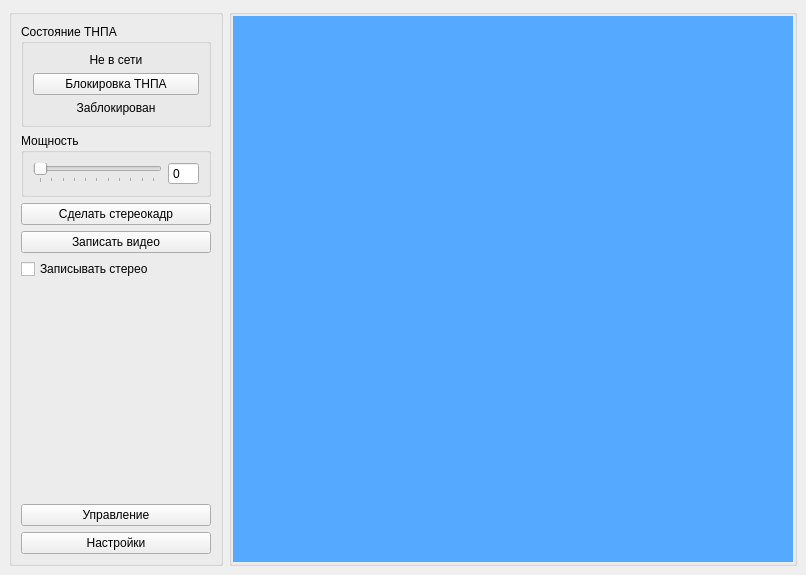
Before: the Qt Designer form mainwindow.ui in SevR0V/Chersonesos, drawn with Qt 5.
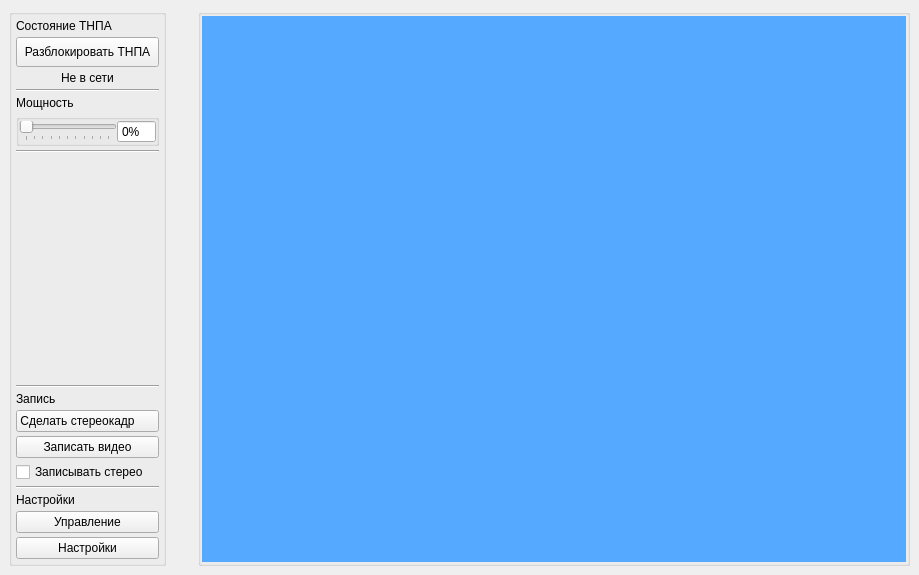
After: the same form once the commit is applied. Icons and pictures are not drawn.

Diff of the .ui file:
```diff
--- a/mainwindow.ui
+++ b/mainwindow.ui
@@ -6,7 +6,7 @@
    <rect>
     <x>0</x>
     <y>0</y>
-    <width>806</width>
+    <width>919</width>
     <height>575</height>
    </rect>
   </property>
@@ -24,86 +24,143 @@
     <item>
      <widget class="QGroupBox" name="groupBox_2">
       <property name="sizePolicy">
-       <sizepolicy hsizetype="Minimum" vsizetype="Minimum">
+       <sizepolicy hsizetype="Maximum" vsizetype="Preferred">
         <horstretch>0</horstretch>
         <verstretch>0</verstretch>
        </sizepolicy>
       </property>
-      <property name="maximumSize">
-       <size>
-        <width>249</width>
-        <height>16777215</height>
-       </size>
-      </property>
-      <property name="title">
-       <string/>
-      </property>
-      <layout class="QVBoxLayout" name="verticalLayout_2">
+      <layout class="QVBoxLayout" name="verticalLayout">
+       <property name="spacing">
+        <number>4</number>
+       </property>
+       <property name="sizeConstraint">
+        <enum>QLayout::SizeConstraint::SetMinimumSize</enum>
+       </property>
+       <property name="leftMargin">
+        <number>4</number>
+       </property>
+       <property name="topMargin">
+        <number>4</number>
+       </property>
+       <property name="rightMargin">
+        <number>4</number>
+       </property>
+       <property name="bottomMargin">
+        <number>4</number>
+       </property>
        <item>
-        <widget class="QGroupBox" name="groupBox_4">
-         <property name="title">
+        <widget class="QLabel" name="rovStateLabel">
+         <property name="text">
           <string>Состояние ТНПА</string>
          </property>
-         <layout class="QVBoxLayout" name="verticalLayout">
-          <item>
-           <widget class="QLabel" name="onlineLable">
-            <property name="minimumSize">
-             <size>
-              <width>0</width>
-              <height>0</height>
-             </size>
-            </property>
-            <property name="maximumSize">
-             <size>
-              <width>217</width>
-              <height>16777215</height>
-             </size>
-            </property>
-            <property name="text">
-             <string>Не в сети</string>
-            </property>
-            <property name="alignment">
-             <set>Qt::AlignmentFlag::AlignCenter</set>
-            </property>
-           </widget>
-          </item>
-          <item>
-           <widget class="QPushButton" name="masterButton">
-            <property name="text">
-             <string>Блокировка ТНПА</string>
-            </property>
-           </widget>
-          </item>
-          <item>
-           <widget class="QLabel" name="masterLabel">
-            <property name="maximumSize">
-             <size>
-              <width>217</width>
-              <height>16777215</height>
-             </size>
-            </property>
-            <property name="text">
-             <string>Заблокирован</string>
-            </property>
-            <property name="alignment">
-             <set>Qt::AlignmentFlag::AlignCenter</set>
-            </property>
-           </widget>
-          </item>
-         </layout>
+         <property name="textFormat">
+          <enum>Qt::TextFormat::AutoText</enum>
+         </property>
+         <property name="textInteractionFlags">
+          <set>Qt::TextInteractionFlag::NoTextInteraction</set>
+         </property>
         </widget>
        </item>
        <item>
-        <widget class="QGroupBox" name="groupBox">
-         <property name="title">
+        <widget class="QPushButton" name="masterButton">
+         <property name="sizePolicy">
+          <sizepolicy hsizetype="Maximum" vsizetype="Fixed">
+           <horstretch>0</horstretch>
+           <verstretch>0</verstretch>
+          </sizepolicy>
+         </property>
+         <property name="minimumSize">
+          <size>
+           <width>0</width>
+           <height>30</height>
+          </size>
+         </property>
+         <property name="maximumSize">
+          <size>
+           <width>176</width>
+           <height>16777215</height>
+          </size>
+         </property>
+         <property name="text">
+          <string>Разблокировать ТНПА</string>
+         </property>
+         <property name="icon">
+          <iconset>
+           <normaloff>Resources/Icons/Pictogrammers-Material-Lock-outline.ico</normaloff>Resources/Icons/Pictogrammers-Material-Lock-outline.ico</iconset>
+         </property>
+        </widget>
+       </item>
+       <item>
+        <widget class="QLabel" name="onlineLable">
+         <property name="minimumSize">
+          <size>
+           <width>0</width>
+           <height>0</height>
+          </size>
+         </property>
+         <property name="maximumSize">
+          <size>
+           <width>217</width>
+           <height>16777215</height>
+          </size>
+         </property>
+         <property name="text">
+          <string>Не в сети</string>
+         </property>
+         <property name="alignment">
+          <set>Qt::AlignmentFlag::AlignCenter</set>
+         </property>
+        </widget>
+       </item>
+       <item>
+        <widget class="Line" name="line_3">
+         <property name="orientation">
+          <enum>Qt::Orientation::Horizontal</enum>
+         </property>
+        </widget>
+       </item>
+       <item>
+        <widget class="QLabel" name="powerLabel">
+         <property name="text">
           <string>Мощность</string>
          </property>
+         <property name="textFormat">
+          <enum>Qt::TextFormat::AutoText</enum>
+         </property>
+         <property name="textInteractionFlags">
+          <set>Qt::TextInteractionFlag::NoTextInteraction</set>
+         </property>
+        </widget>
+       </item>
+       <item>
+        <widget class="QGroupBox" name="powerGroupBox">
+         <property name="sizePolicy">
+          <sizepolicy hsizetype="Minimum" vsizetype="Preferred">
+           <horstretch>0</horstretch>
+           <verstretch>0</verstretch>
+          </sizepolicy>
+         </property>
          <layout class="QHBoxLayout" name="horizontalLayout">
+          <property name="spacing">
+           <number>0</number>
+          </property>
+          <property name="leftMargin">
+           <number>0</number>
+          </property>
+          <property name="topMargin">
+           <number>0</number>
+          </property>
+          <property name="rightMargin">
+           <number>0</number>
+          </property>
+          <property name="bottomMargin">
+           <number>0</number>
+          </property>
           <item>
            <widget class="QSlider" name="powerSlider">
             <property name="maximumSize">
              <size>
-              <width>144</width>
+              <width>128</width>
               <height>16777215</height>
              </size>
             </property>
@@ -123,6 +180,12 @@
           </item>
           <item>
            <widget class="QSpinBox" name="powerSpinBox">
+            <property name="maximumSize">
+             <size>
+              <width>39</width>
+              <height>16777215</height>
+             </size>
+            </property>
             <property name="readOnly">
              <bool>true</bool>
             </property>
@@ -132,6 +195,9 @@
             <property name="keyboardTracking">
              <bool>false</bool>
             </property>
+            <property name="suffix">
+             <string>%</string>
+            </property>
             <property name="maximum">
              <number>100</number>
             </property>
@@ -140,16 +206,65 @@
          </layout>
         </widget>
        </item>
+       <item>
+        <widget class="Line" name="powerBotLine">
+         <property name="orientation">
+          <enum>Qt::Orientation::Horizontal</enum>
+         </property>
+        </widget>
+       </item>
+       <item>
+        <spacer name="verticalSpacer">
+         <property name="orientation">
+          <enum>Qt::Orientation::Vertical</enum>
+         </property>
+         <property name="sizeType">
+          <enum>QSizePolicy::Policy::Expanding</enum>
+         </property>
+         <property name="sizeHint" stdset="0">
+          <size>
+           <width>17</width>
+           <height>37</height>
+          </size>
+         </property>
+        </spacer>
+       </item>
+       <item>
+        <widget class="Line" name="line_2">
+         <property name="orientation">
+          <enum>Qt::Orientation::Horizontal</enum>
+         </property>
+        </widget>
+       </item>
+       <item>
+        <widget class="QLabel" name="recordLabel">
+         <property name="text">
+          <string>Запись</string>
+         </property>
+         <property name="textFormat">
+          <enum>Qt::TextFormat::AutoText</enum>
+         </property>
+         <property name="textInteractionFlags">
+          <set>Qt::TextInteractionFlag::NoTextInteraction</set>
+         </property>
+        </widget>
+       </item>
        <item>
         <widget class="QPushButton" name="takeStereoframeButton">
+         <property name="sizePolicy">
+          <sizepolicy hsizetype="Maximum" vsizetype="Fixed">
+           <horstretch>0</horstretch>
+           <verstretch>0</verstretch>
+          </sizepolicy>
+         </property>
          <property name="maximumSize">
           <size>
-           <width>219</width>
+           <width>176</width>
            <height>16777215</height>
           </size>
          </property>
          <property name="text">
-          <string>Сделать стереокадр</string>
+          <string>Сделать стереокадр      </string>
          </property>
          <property name="icon">
           <iconset theme="QIcon::ThemeIcon::CameraPhoto"/>
@@ -170,9 +285,15 @@
        </item>
        <item>
         <widget class="QPushButton" name="startRecordButton">
+         <property name="sizePolicy">
+          <sizepolicy hsizetype="Maximum" vsizetype="Fixed">
+           <horstretch>0</horstretch>
+           <verstretch>0</verstretch>
+          </sizepolicy>
+         </property>
          <property name="maximumSize">
           <size>
-           <width>219</width>
+           <width>176</width>
            <height>16777215</height>
           </size>
          </property>
@@ -204,26 +325,36 @@
         </widget>
        </item>
        <item>
-        <spacer name="verticalSpacer">
+        <widget class="Line" name="line">
          <property name="orientation">
-          <enum>Qt::Orientation::Vertical</enum>
+          <enum>Qt::Orientation::Horizontal</enum>
          </property>
-         <property name="sizeType">
-          <enum>QSizePolicy::Policy::Expanding</enum>
+        </widget>
+       </item>
+       <item>
+        <widget class="QLabel" name="settingsLabel">
+         <property name="text">
+          <string>Настройки</string>
          </property>
-         <property name="sizeHint" stdset="0">
-          <size>
-           <width>20</width>
-           <height>40</height>
-          </size>
+         <property name="textFormat">
+          <enum>Qt::TextFormat::AutoText</enum>
          </property>
-        </spacer>
+         <property name="textInteractionFlags">
+          <set>Qt::TextInteractionFlag::NoTextInteraction</set>
+         </property>
+        </widget>
        </item>
        <item>
         <widget class="QPushButton" name="controlsButton">
+         <property name="sizePolicy">
+          <sizepolicy hsizetype="Maximum" vsizetype="Fixed">
+           <horstretch>0</horstretch>
+           <verstretch>0</verstretch>
+          </sizepolicy>
+         </property>
          <property name="maximumSize">
           <size>
-           <width>219</width>
+           <width>176</width>
            <height>16777215</height>
           </size>
          </property>
@@ -246,9 +377,15 @@
        </item>
        <item>
         <widget class="QPushButton" name="settingsButton">
+         <property name="sizePolicy">
+          <sizepolicy hsizetype="Maximum" vsizetype="Fixed">
+           <horstretch>0</horstretch>
+           <verstretch>0</verstretch>
+          </sizepolicy>
+         </property>
          <property name="maximumSize">
           <size>
-           <width>219</width>
+           <width>176</width>
            <height>16777215</height>
           </size>
          </property>
@@ -272,6 +409,34 @@
       </layout>
      </widget>
     </item>
+    <item>
+     <widget class="QPushButton" name="hideShowButton">
+      <property name="sizePolicy">
+       <sizepolicy hsizetype="Fixed" vsizetype="Minimum">
+        <horstretch>0</horstretch>
+        <verstretch>0</verstretch>
+       </sizepolicy>
+      </property>
+      <property name="maximumSize">
+       <size>
+        <width>20</width>
+        <height>16777215</height>
+       </size>
+      </property>
+      <property name="text">
+       <string/>
+      </property>
+      <property name="autoDefault">
+       <bool>false</bool>
+      </property>
+      <property name="default">
+       <bool>false</bool>
+      </property>
+      <property name="flat">
+       <bool>true</bool>
+      </property>
+     </widget>
+    </item>
     <item>
      <widget class="QGroupBox" name="groupBox_3">
       <property name="title">
@@ -293,7 +458,7 @@
        <item>
         <widget class="QWidget" name="videoWidget" native="true">
          <property name="sizePolicy">
-          <sizepolicy hsizetype="Expanding" vsizetype="Expanding">
+          <sizepolicy hsizetype="Fixed" vsizetype="Expanding">
            <horstretch>0</horstretch>
            <verstretch>0</verstretch>
           </sizepolicy>
```
Left out of the diff: 21 changed lines with no effect on the pictures.
